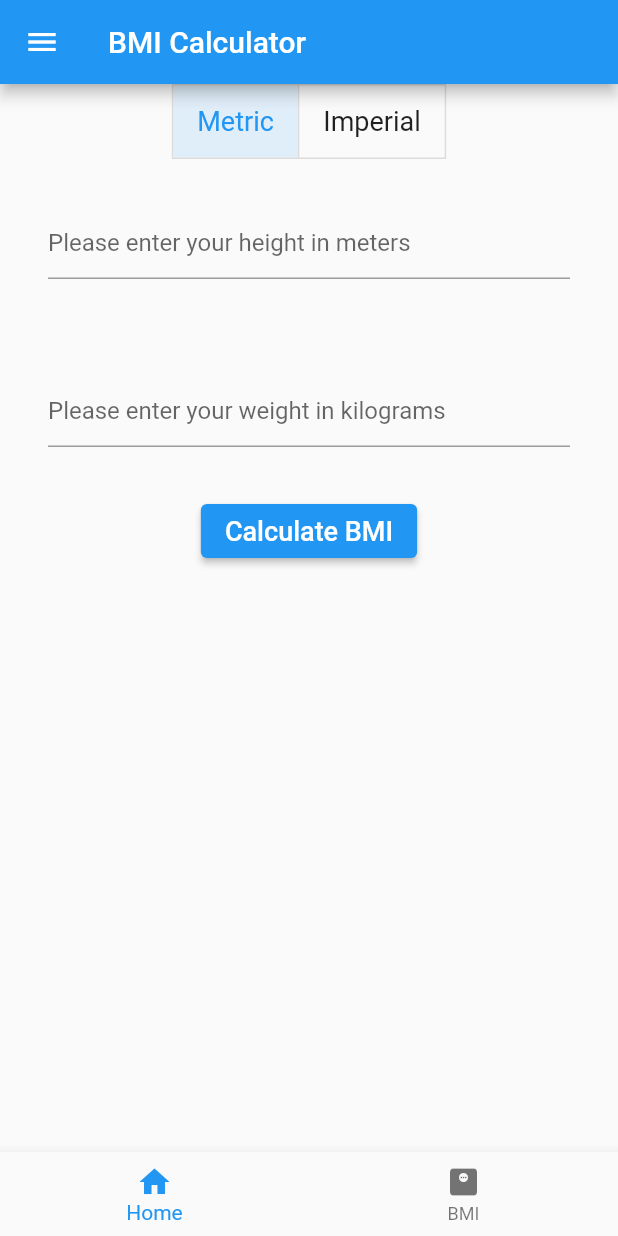
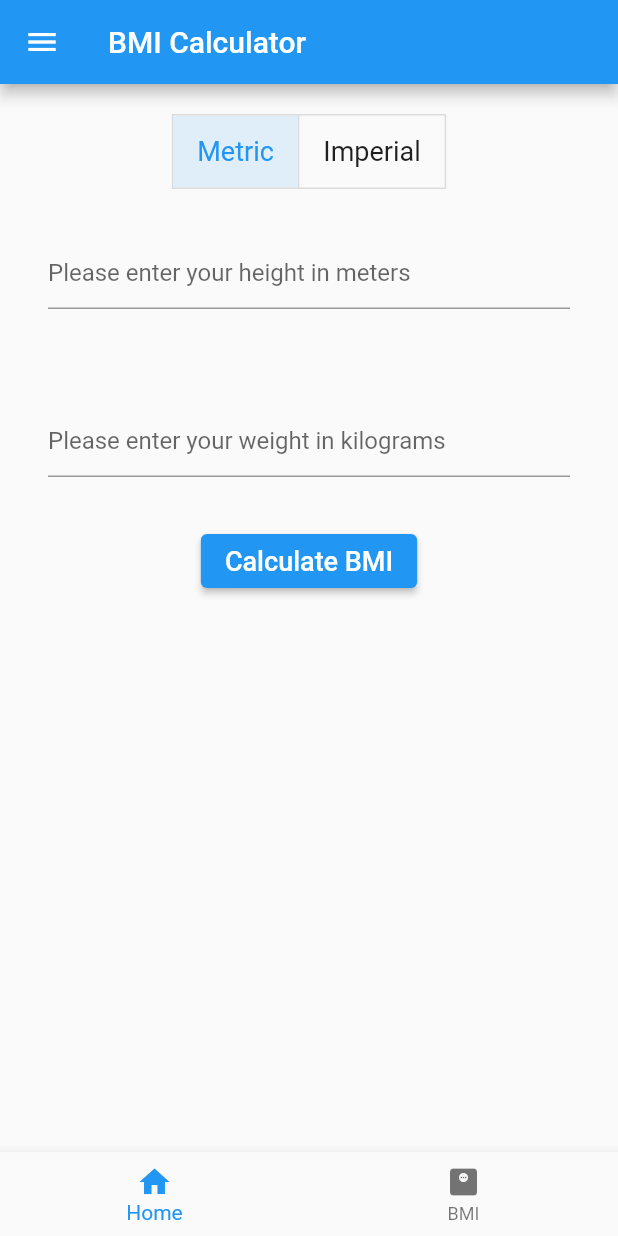
Before and after one commit to BirajMainali/expr-flutter, a Flutter app: the BMIScreen screen opened by its route, on a phone screen of 412 x 824 dp. Run offline on Flutter 3.47's test engine with Material 2 defaults, Android fonts, the phone set to English and light mode, and no system bars.

Commit message:
feat: add top margin for bmi calculation param

```diff
--- a/lib/screens/bmi_screen.dart
+++ b/lib/screens/bmi_screen.dart
@@ -43,6 +43,8 @@ class _BMIScreenState extends State<BMIScreen> {
         bottomNavigationBar: const MenuBottom(),
         drawer: const MenuDrawer(),
         body: SingleChildScrollView(
+          child: Container(
+            margin: const EdgeInsets.only(top: 20),
             child: Column(
               children: [
                 ToggleButtons(children: [
@@ -52,8 +54,8 @@ class _BMIScreenState extends State<BMIScreen> {
                           Text("Metric", style: TextStyle(fontSize: fontSize))),
                   Padding(
                       padding: EdgeInsets.symmetric(horizontal: 16),
-                    child:
-                        Text("Imperial", style: TextStyle(fontSize: fontSize))),
+                      child: Text("Imperial",
+                          style: TextStyle(fontSize: fontSize))),
                 ], isSelected: isSelected, onPressed: toggleMeasure),
                 Padding(
                   padding: const EdgeInsets.all(32.0),
@@ -75,8 +77,8 @@ class _BMIScreenState extends State<BMIScreen> {
                       )),
                 ),
                 ElevatedButton(
-                child:
-                    Text("Calculate BMI", style: TextStyle(fontSize: fontSize)),
+                  child: Text("Calculate BMI",
+                      style: TextStyle(fontSize: fontSize)),
                   onPressed: calculateBMI,
                 ),
                 Text(
@@ -86,6 +88,7 @@ class _BMIScreenState extends State<BMIScreen> {
                   ),
                 )
               ],
+            ),
           ),
         ));
   }
```
Lines whose indentation alone changed are shown as unchanged.
